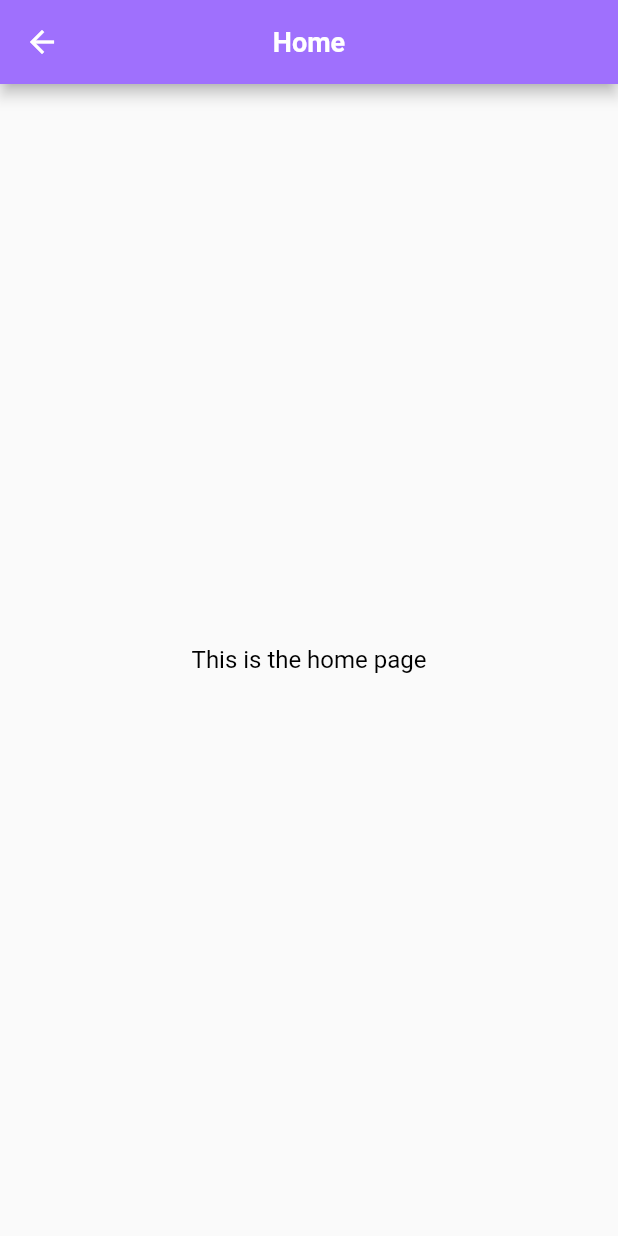
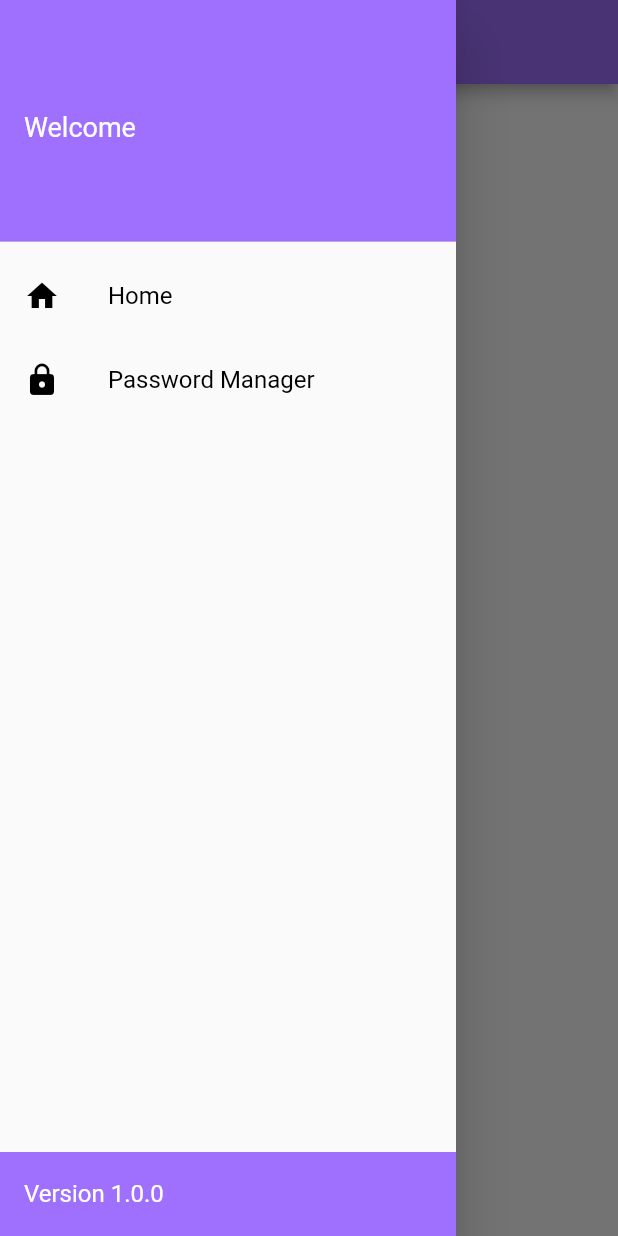
Before and after one commit to PanMaster13/Panmaster_App, a Flutter app: the HomeScreen screen opened by its route, with the side drawer open (before the commit the screen has no drawer), on a phone screen of 412 x 824 dp. Run offline on Flutter 3.47's test engine with Material 2 defaults, Android fonts, the phone set to English and light mode, and no system bars; our stand-ins replace device_info_plus, fluttertoast, get, package_info_plus, sqflite; missing offline and left inert: android_id; accounts and stored records are empty.

Commit message:
6-5-2024 - App Drawer & Password Manager #1

```diff
--- /dev/null
+++ b/panmasterapp/lib/common/widgets/app_drawer.dart
@@ -0,0 +1,67 @@
+import 'package:flutter/material.dart';
+import 'package:get/get.dart';
+import 'package:panmasterapp/common/app_colors.dart';
+import 'package:panmasterapp/common/app_font_style.dart';
+import 'package:panmasterapp/main_controller.dart';
+import 'package:panmasterapp/screens/home/home_screen.dart';
+import 'package:panmasterapp/screens/password_manager/password_manager_screen.dart';
+
+class AppDrawer extends StatelessWidget {
+  const AppDrawer({Key? key}) : super(key: key);
+
+  @override
+  Widget build(BuildContext context) {
+    final MainController mainController = Get.find();
+
+    return Theme(
+      data: Theme.of(context),
+      child: Drawer(
+        child: Column(
+          children: [
+            DrawerHeader(
+              decoration: const BoxDecoration(
+                color: AppColors.primaryColor,
+              ),
+              child: Row(
+                children: [
+                  Text("Welcome", style: AppFontStyle.bodyNormal18.copyWith(color: Colors.white,),),
+                ],
+              ),
+            ),
+
+            Expanded(
+              child: ListView(
+                shrinkWrap: true,
+                padding: EdgeInsets.zero,
+                children: <Widget>[
+                  ListTile(
+                    leading: const Icon(Icons.home,),
+                    iconColor: Colors.black,
+                    title: Text("Home", style: AppFontStyle.bodyNormal16.copyWith(color: Colors.black,),),
+                    onTap: () => Get.off(() => const HomeScreen()),
+                  ),
+
+                  ListTile(
+                    leading: const Icon(Icons.lock),
+                    iconColor: Colors.black,
+                    title: Text("Password Manager", style: AppFontStyle.bodyNormal16.copyWith(color: Colors.black,),),
+                    onTap: () => Get.to(() => const PasswordManagerScreen()),
+                  ),
+                ],
+              ),
+            ),
+
+            Align(
+              alignment: Alignment.bottomLeft,
+              child: ListTile(
+                title: Text("Version ${mainController.appVersion}", style: AppFontStyle.bodyNormal16.copyWith(color: Colors.white,),),
+                tileColor: AppColors.primaryColor,
+              ),
+            ),
+          ],
+        ),
+      ),
+    );
+  }
+
+}
--- /dev/null
+++ b/panmasterapp/lib/model/password/password.dart
@@ -0,0 +1,58 @@
+class Password {
+  String? passwordId;
+  String? loginId;
+  String? password;
+  String? passwordDescription;
+  DateTime? createdAt;
+  DateTime? updatedAt;
+
+  Password({
+    this.passwordId,
+    this.loginId,
+    this.password,
+    this.passwordDescription,
+    this.createdAt,
+    this.updatedAt,
+  });
+
+  Password.fromJson(Map<String, dynamic> json) {
+    passwordId = json["passwordId"];
+    loginId = json["loginId"];
+    password = json["password"];
+    passwordDescription = json["passwordDescription"];
+    createdAt = json["createdAt"];
+    updatedAt = json["updatedAt"];
+  }
+
+  Map<String, dynamic> toJson() {
+    final Map<String, dynamic> data = <String, dynamic>{};
+    data["passwordId"] = passwordId;
+    data["loginId"] = loginId;
+    data["password"] = password;
+    data["passwordDescription"] = passwordDescription;
+    data["createdAt"] = createdAt.toString();
+    data["updatedAt"] = updatedAt.toString();
+    return data;
+  }
+
+  Password.fromSQLiteJson(Map<dynamic, dynamic> json) {
+    passwordId = json["PasswordId"];
+    loginId = json["LoginId"];
+    password = json["Password"];
+    passwordDescription = json["PasswordDescription"];
+    createdAt = DateTime.fromMillisecondsSinceEpoch(json["CreatedAt"]);
+    updatedAt = DateTime.fromMillisecondsSinceEpoch(json["UpdatedAt"]);
+  }
+
+  Map<String, dynamic> toSQLiteJson() {
+    final Map<String, dynamic> data = <String, dynamic>{};
+    data["PasswordId"] = passwordId;
+    data["LoginId"] = loginId;
+    data["Password"] = password;
+    data["PasswordDescription"] = passwordDescription;
+    data["CreatedAt"] = createdAt?.millisecondsSinceEpoch ?? 0;
+    data["UpdatedAt"] = updatedAt?.millisecondsSinceEpoch ?? 0;
+    return data;
+  }
+
+}
--- a/panmasterapp/lib/screens/home/home_screen.dart
+++ b/panmasterapp/lib/screens/home/home_screen.dart
@@ -1,6 +1,7 @@
 import 'package:flutter/material.dart';
 import 'package:get/get.dart';
 import 'package:panmasterapp/common/app_font_style.dart';
+import 'package:panmasterapp/common/widgets/app_drawer.dart';
 import 'package:panmasterapp/screens/home/home_screen_controller.dart';
 
 class HomeScreen extends StatelessWidget {
@@ -14,6 +15,7 @@ class HomeScreen extends StatelessWidget {
       appBar: AppBar(
         title: const Text("Home"),
       ),
+      drawer: const AppDrawer(),
       body: const Center(
         child: Text(
           "This is the home page",
--- a/panmasterapp/pubspec.yaml
+++ b/panmasterapp/pubspec.yaml
@@ -35,6 +35,7 @@ dependencies:
   # Use with the CupertinoIcons class for iOS style icons.
   cupertino_icons: ^1.0.2
   get: ^4.6.1
+  intl: ^0.18.0
   sqflite: ^2.0.0+3
   device_info_plus: ^9.1.0
   package_info_plus: ^4.2.0
```
Also changed, not shown: panmasterapp/lib/common/app_id_generator.dart (added, +24 -0 lines), panmasterapp/lib/screens/password_manager/password_manager_screen.dart (added, +24 -0 lines), panmasterapp/lib/screens/password_manager/password_manager_screen_controller.dart (added, +36 -0 lines), panmasterapp/pubspec.lock.
